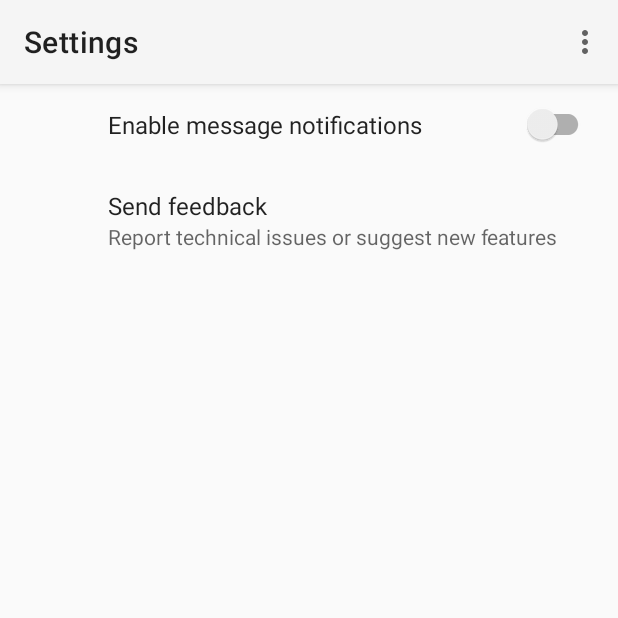
After one commit to orimood/MMMFingers, an Android app: the SettingsFragment screen opened through its navigation route, on a phone screen of 412 x 824 dp, the top half of it. The commit adds this screen. Run offline under Robolectric (Android 15) with nearby library versions, the phone set to English and light mode, and no system bars; our stand-ins replace androidx.preference, navigation-ui.

Commit message:
fixed and deleted uneeded things

```diff
--- a/app/src/main/AndroidManifest.xml
+++ b/app/src/main/AndroidManifest.xml
@@ -11,7 +11,7 @@
         android:theme="@style/Theme.MMMFingers">
         <activity
             android:name=".MainActivity"
-            android:screenOrientation="portrait"
+            android:screenOrientation="fullSensor"
             android:theme="@style/Theme.AppCompat.DayNight.NoActionBar"
 
             android:exported="true">
@@ -21,6 +21,7 @@
                 <category android:name="android.intent.category.LAUNCHER" />
             </intent-filter>
         </activity>
+        <service android:name=".BackgroundSoundService" />
     </application>
 
 </manifest>
--- a/app/src/main/java/com/mmmfingers/MainActivity.java
+++ b/app/src/main/java/com/mmmfingers/MainActivity.java
@@ -12,6 +12,7 @@ package com.mmmfingers;
 
 
 import android.content.DialogInterface;
+import android.content.Intent;
 import android.os.Bundle;
 import android.view.Menu;
 import android.view.MenuItem;
@@ -46,7 +47,7 @@ public class MainActivity extends AppCompatActivity {
 
         NavController navController = Navigation.findNavController(this, R.id.nav_host_fragment_content_main);
 //        appBarConfiguration = new AppBarConfiguration.Builder(navController.getGraph()).build();
-        appBarConfiguration = new AppBarConfiguration.Builder(R.id.StartFragment, R.id.GameFragment, R.id.EndFragment).build();
+        appBarConfiguration = new AppBarConfiguration.Builder(R.id.StartFragment, R.id.GameFragment, R.id.EndFragment, R.id.SettingsFragment).build();
         NavigationUI.setupActionBarWithNavController(this, navController, appBarConfiguration);
 
         navController.addOnDestinationChangedListener(new NavController.OnDestinationChangedListener() {
@@ -55,10 +56,12 @@ public class MainActivity extends AppCompatActivity {
                                              @NonNull NavDestination destination,
                                              @Nullable Bundle arguments) {
                 if (destination.getId() == R.id.GameFragment) {
+                    playBackgroundSound();
                     binding.toolbar.setVisibility(View.GONE);
                     getWindow().addFlags(WindowManager.LayoutParams.FLAG_LAYOUT_NO_LIMITS |
                             WindowManager.LayoutParams.FLAG_FULLSCREEN);
                 } else {
+                    stopBackgroundSound();
                     binding.toolbar.setVisibility(View.VISIBLE);
                 }
             }
@@ -86,7 +89,8 @@ public class MainActivity extends AppCompatActivity {
             navController.navigate(R.id.StartFragment);
             return true;
         } else if (id == R.id.action_settings) {
-            // Set to Settings PopUp
+            NavController navController = Navigation.findNavController(this, R.id.nav_host_fragment_content_main);
+            navController.navigate(R.id.SettingsFragment);
             return true;
         } else if (id == R.id.action_exit) {
             // Exit Game
@@ -124,4 +128,14 @@ public class MainActivity extends AppCompatActivity {
         return NavigationUI.navigateUp(navController, appBarConfiguration)
                 || super.onSupportNavigateUp();
     }
+
+    public void playBackgroundSound() {
+        Intent intent = new Intent(MainActivity.this, BackgroundSoundService.class);
+        startService(intent);
+    }
+
+    public void stopBackgroundSound() {
+        Intent intent = new Intent(MainActivity.this, BackgroundSoundService.class);
+        stopService(intent);
+    }
 }
--- /dev/null
+++ b/app/src/main/java/com/mmmfingers/SettingsFragment.java
@@ -0,0 +1,12 @@
+package com.mmmfingers;
+
+import android.os.Bundle;
+
+import androidx.preference.PreferenceFragmentCompat;
+
+public class SettingsFragment extends PreferenceFragmentCompat {
+    @Override
+    public void onCreatePreferences(Bundle savedInstanceState, String rootKey) {
+        setPreferencesFromResource(R.xml.preferences, rootKey);
+    }
+}
--- a/app/src/main/res/navigation/nav_graph.xml
+++ b/app/src/main/res/navigation/nav_graph.xml
@@ -39,4 +39,14 @@
             android:id="@+id/action_EndFragment_to_GameFragment"
             app:destination="@id/GameFragment" />
     </fragment>
+    <fragment
+        android:id="@+id/SettingsFragment"
+        android:name="com.mmmfingers.SettingsFragment"
+        android:label="@string/settings_fragment_label"
+        tools:layout="@layout/fragment_settings">
+
+        <action
+            android:id="@+id/action_SettingsFragment_to_GameFragment"
+            app:destination="@id/GameFragment" />
+    </fragment>
 </navigation>
--- a/app/src/main/res/values/strings.xml
+++ b/app/src/main/res/values/strings.xml
@@ -5,6 +5,7 @@
     <string name="start_fragment_label">Welcome</string>
     <string name="game_fragment_label">Game</string>
     <string name="end_fragment_label">Good Game</string>
+    <string name="settings_fragment_label">Settings</string>
     <string name="next">Next</string>
     <string name="previous">Previous</string>
 
--- /dev/null
+++ b/app/src/main/res/xml/preferences.xml
@@ -0,0 +1,13 @@
+<PreferenceScreen
+    xmlns:app="http://schemas.android.com/apk/res-auto">
+
+    <SwitchPreferenceCompat
+        app:key="notifications"
+        app:title="Enable message notifications"/>
+
+    <Preference
+        app:key="feedback"
+        app:title="Send feedback"
+        app:summary="Report technical issues or suggest new features"/>
+
+</PreferenceScreen>
--- a/build.gradle
+++ b/build.gradle
@@ -5,7 +5,7 @@ buildscript {
         mavenCentral()
     }
     dependencies {
-        classpath 'com.android.tools.build:gradle:7.2.0'
+        classpath 'com.android.tools.build:gradle:7.2.1'
 
         // NOTE: Do not place your application dependencies here; they belong
         // in the individual module build.gradle files
```
Also changed, not shown: app/build.gradle (+5 -4 lines), app/src/main/java/com/mmmfingers/BackgroundSoundService.java (added, +42 -0 lines), app/src/main/res/layout/fragment_settings.xml (added, +7 -0 lines), 1 other file.
